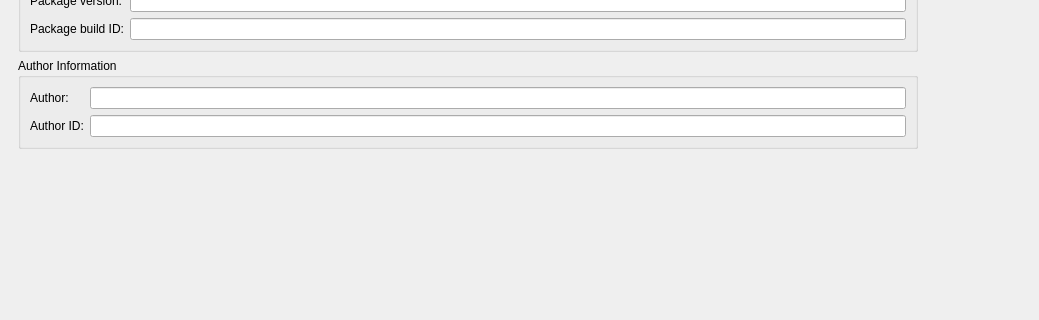
First picture: the form in src/plugins/qnx/bardescriptoreditorwidget.ui, repository qt-creator/qt-creator, before the edit; both pictures show x 0 to 1039 and y 85 to 405 of the 1039 by 735 pixel window.
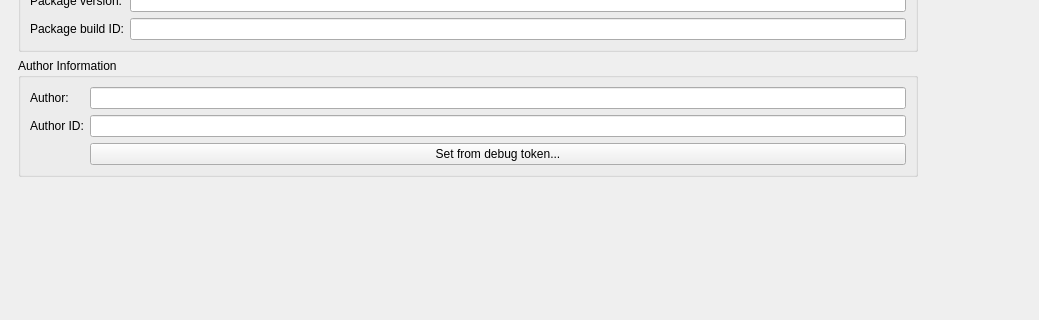
Second picture: the form after the edit. Custom widgets are drawn as their Qt base class.

Commit message:
QNX: Set Author and Author ID from debug token in bar descriptor editor
This adds dependencies on private Qt headers for the QNX plugin, as
we need the QZipReader to read the .bar file.

```diff
--- a/src/plugins/qnx/bardescriptoreditorwidget.ui
+++ b/src/plugins/qnx/bardescriptoreditorwidget.ui
@@ -117,6 +117,13 @@
            <item row="1" column="1">
             <widget class="QLineEdit" name="authorId"/>
            </item>
+           <item row="4" column="1">
+            <widget class="QPushButton" name="setFromDebugToken">
+             <property name="text">
+              <string>Set from debug token...</string>
+             </property>
+            </widget>
+           </item>
           </layout>
          </widget>
         </item>
```
Left out of the diff: 4 changed lines with no effect on the pictures. The commit also changes 6 other files.
